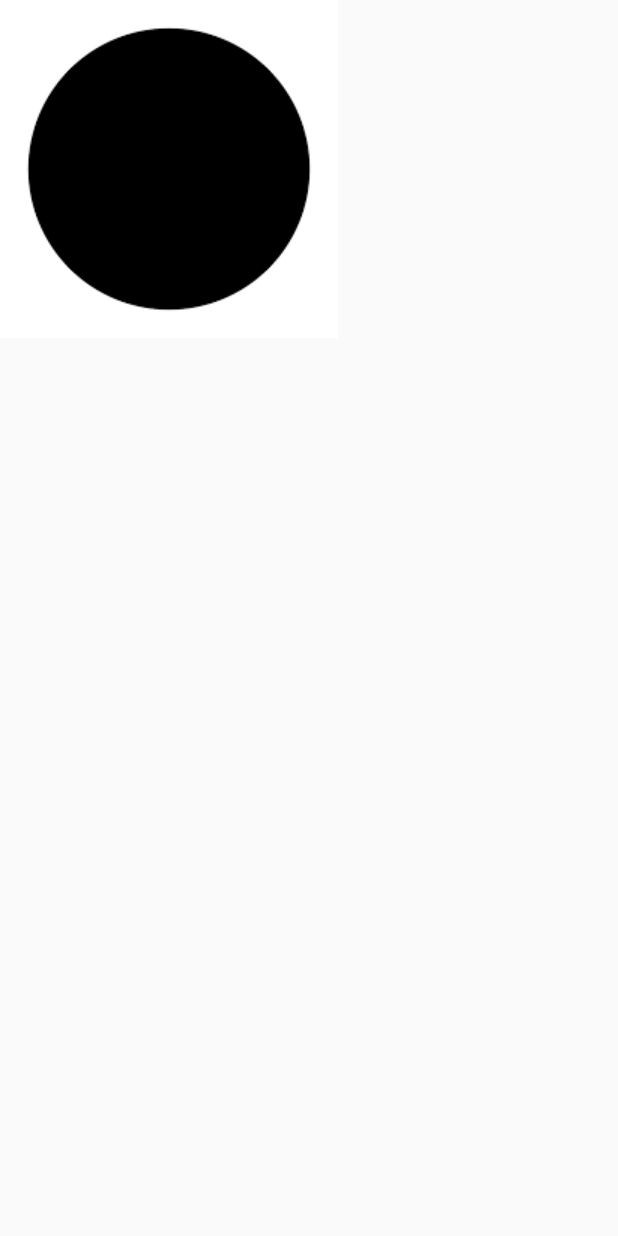
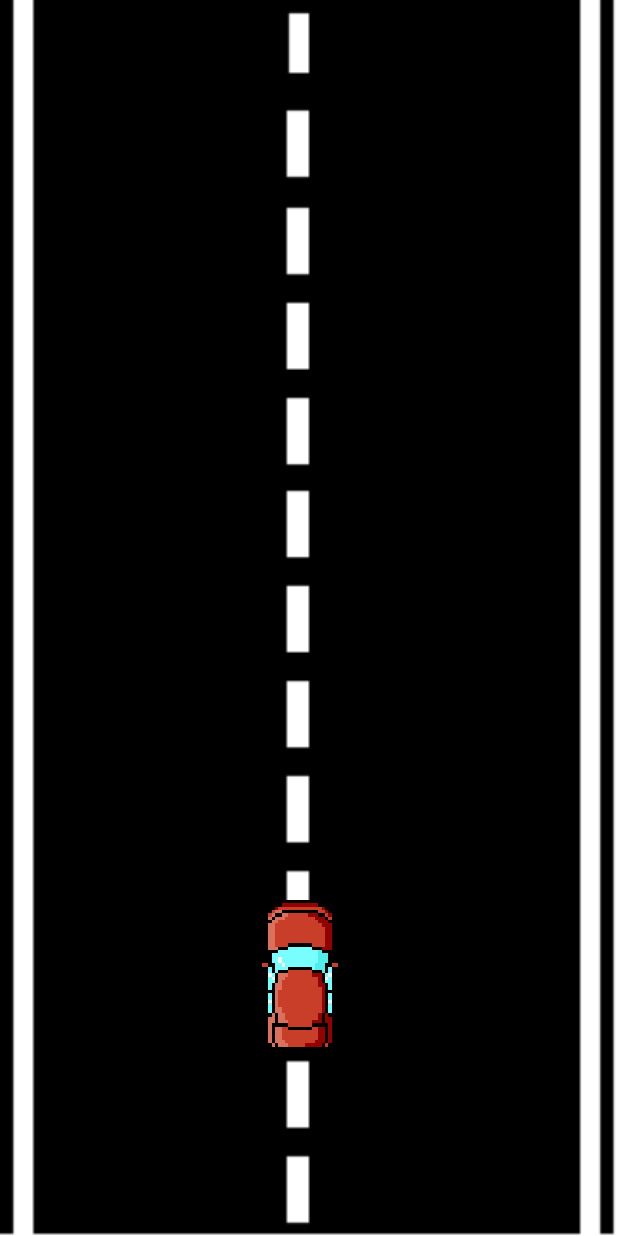
Before and after one commit to PainKillerQc/Drunk-Shot, an Android app: the MainActivity screen opened directly, with no data from a screen before it, on a phone screen of 412 x 824 dp. Run offline under Robolectric (Android 15) with nearby library versions, the light colour scheme and no system bars; Roboto replaces fonts that are not available here.

Commit message:
main window with car moving and road

```diff
--- a/Drunk Shot/app/src/main/res/layout/activity_main.xml
+++ b/Drunk Shot/app/src/main/res/layout/activity_main.xml
@@ -7,19 +7,23 @@
     tools:context=".MainActivity">
 
 
-    <FrameLayout
+    <RelativeLayout
+        android:id="@+id/reLayout"
         android:layout_width="match_parent"
         android:layout_height="match_parent"
-        tools:layout_editor_absoluteX="80dp"
-        tools:layout_editor_absoluteY="353dp">
+        android:background="@drawable/road">
 
         <ImageView
             android:id="@+id/circleImage"
-            android:layout_width="wrap_content"
-            android:layout_height="wrap_content"
-            android:src="@drawable/circle">
+            android:layout_width="100dp"
+            android:layout_height="100dp"
+            android:layout_alignParentBottom="false"
+            android:layout_centerHorizontal="false"
+            android:clickable="false"
+            android:contentDescription="@string/todo"
+            android:src="@drawable/car"
+            android:translationX="150dp"
+            android:translationY="600dp" />
+    </RelativeLayout>
 
-        </ImageView>
-
-    </FrameLayout>
 </androidx.constraintlayout.widget.ConstraintLayout>
--- a/Drunk Shot/app/src/main/res/values/strings.xml
+++ b/Drunk Shot/app/src/main/res/values/strings.xml
@@ -1,3 +1,4 @@
 <resources>
     <string name="app_name">Drunk Shot</string>
+    <string name="todo">TODO</string>
 </resources>
```
Also changed, not shown: Drunk Shot/app/src/main/java/com/example/drunkbattle/MainActivity.java (+49 -34 lines), Drunk Shot/app/src/main/res/drawable/car.png (added), Drunk Shot/app/src/main/res/drawable/circle.png (deleted), Drunk Shot/app/src/main/res/drawable/road.png (added).
